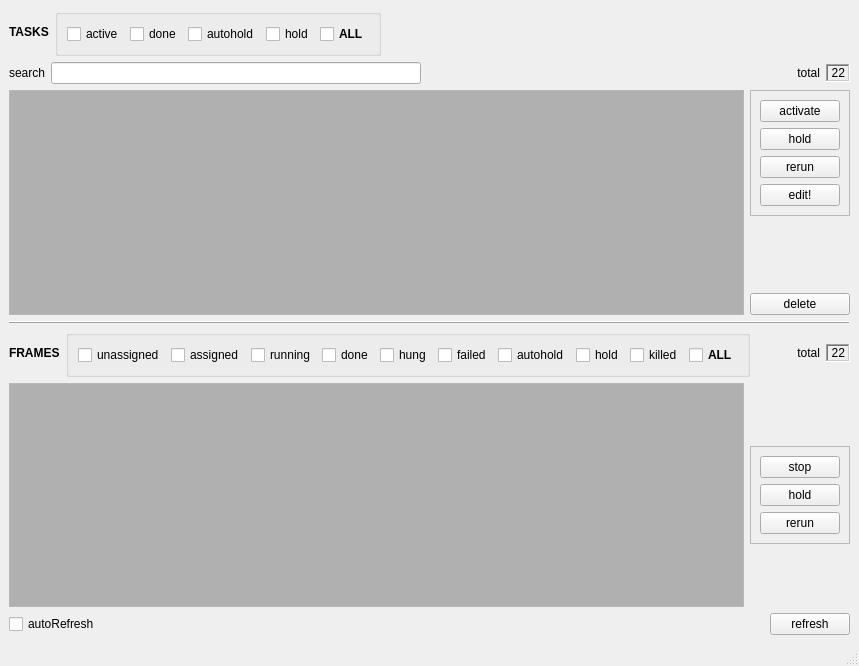
This is rbhusUI/lib/rbhusListMod.ui in aumanimationstudios/rbhus as Qt 5 draws it before an edit. The edited form follows.
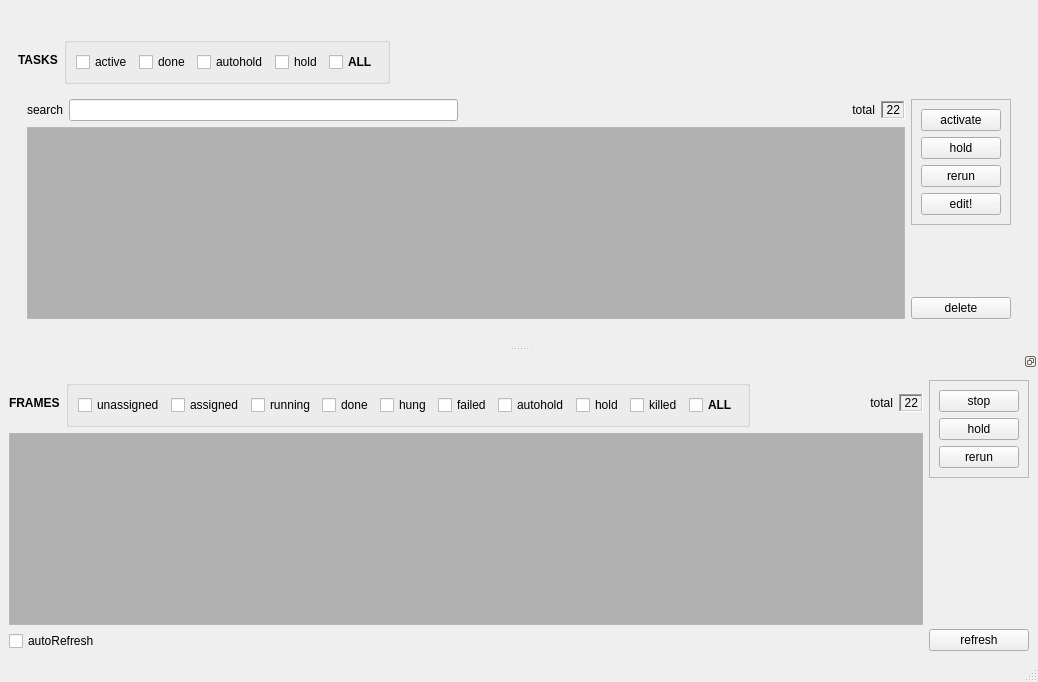
This is the edited form.

Commit message: major UI oberhaul for listing

Diff of the .ui file:
```diff
--- a/rbhusUI/lib/rbhusListMod.ui
+++ b/rbhusUI/lib/rbhusListMod.ui
@@ -9,12 +9,12 @@
    <rect>
     <x>0</x>
     <y>0</y>
-    <width>859</width>
-    <height>666</height>
+    <width>1013</width>
+    <height>662</height>
    </rect>
   </property>
   <property name="sizePolicy">
-   <sizepolicy hsizetype="MinimumExpanding" vsizetype="MinimumExpanding">
+   <sizepolicy hsizetype="Preferred" vsizetype="Preferred">
     <horstretch>0</horstretch>
     <verstretch>0</verstretch>
    </sizepolicy>
@@ -22,6 +22,15 @@
   <property name="windowTitle">
    <string>rbhusList</string>
   </property>
+  <property name="layoutDirection">
+   <enum>Qt::LeftToRight</enum>
+  </property>
+  <property name="autoFillBackground">
+   <bool>false</bool>
+  </property>
+  <property name="documentMode">
+   <bool>true</bool>
+  </property>
   <property name="dockNestingEnabled">
    <bool>true</bool>
   </property>
@@ -29,11 +38,30 @@
    <set>QMainWindow::AllowNestedDocks|QMainWindow::AllowTabbedDocks|QMainWindow::AnimatedDocks</set>
   </property>
   <widget class="QWidget" name="centralwidget">
+   <layout class="QVBoxLayout" name="verticalLayout_5">
+    <item>
+     <widget class="QDockWidget" name="dockWidgetTasks">
+      <property name="sizePolicy">
+       <sizepolicy hsizetype="MinimumExpanding" vsizetype="MinimumExpanding">
+        <horstretch>0</horstretch>
+        <verstretch>0</verstretch>
+       </sizepolicy>
+      </property>
+      <property name="features">
+       <set>QDockWidget::NoDockWidgetFeatures</set>
+      </property>
+      <widget class="QWidget" name="dockWidgetContents_2">
+       <property name="sizePolicy">
+        <sizepolicy hsizetype="MinimumExpanding" vsizetype="MinimumExpanding">
+         <horstretch>0</horstretch>
+         <verstretch>0</verstretch>
+        </sizepolicy>
+       </property>
    <layout class="QVBoxLayout" name="verticalLayout_3">
     <item>
-     <layout class="QHBoxLayout" name="horizontalLayout_5">
+         <layout class="QHBoxLayout" name="horizontalLayout_3">
       <item>
-       <widget class="QLabel" name="label_2">
+           <widget class="QLabel" name="labelTask">
         <property name="sizePolicy">
          <sizepolicy hsizetype="Fixed" vsizetype="Fixed">
           <horstretch>0</horstretch>
@@ -53,7 +81,7 @@
        </widget>
       </item>
       <item>
-       <widget class="QGroupBox" name="groupBox_2">
+           <widget class="QGroupBox" name="groupBox_3">
         <property name="sizePolicy">
          <sizepolicy hsizetype="Fixed" vsizetype="Fixed">
           <horstretch>0</horstretch>
@@ -69,7 +97,7 @@
         <property name="checkable">
          <bool>false</bool>
         </property>
-        <layout class="QGridLayout" name="gridLayout_3">
+            <layout class="QGridLayout" name="gridLayout_9">
          <item row="0" column="3">
           <widget class="QCheckBox" name="checkTHold">
            <property name="sizePolicy">
@@ -139,13 +167,13 @@
        </widget>
       </item>
       <item>
-       <spacer name="horizontalSpacer_3">
+           <spacer name="horizontalSpacer_9">
         <property name="orientation">
          <enum>Qt::Horizontal</enum>
         </property>
         <property name="sizeHint" stdset="0">
          <size>
-          <width>40</width>
+              <width>630</width>
           <height>20</height>
          </size>
         </property>
@@ -154,7 +182,15 @@
      </layout>
     </item>
     <item>
-     <layout class="QHBoxLayout" name="horizontalLayout_6">
+         <widget class="QFrame" name="frame_6">
+          <layout class="QHBoxLayout" name="horizontalLayout_9">
+           <property name="sizeConstraint">
+            <enum>QLayout::SetNoConstraint</enum>
+           </property>
+           <item>
+            <layout class="QVBoxLayout" name="verticalLayout_12">
+             <item>
+              <layout class="QHBoxLayout" name="horizontalLayout_11">
       <item>
        <widget class="QLabel" name="labelSearch">
         <property name="text">
@@ -173,7 +209,7 @@
        </widget>
       </item>
       <item>
-       <spacer name="horizontalSpacer_4">
+                <spacer name="horizontalSpacer_10">
         <property name="orientation">
          <enum>Qt::Horizontal</enum>
         </property>
@@ -189,7 +225,7 @@
        </spacer>
       </item>
       <item>
-       <widget class="QLabel" name="label_4">
+                <widget class="QLabel" name="label_2">
         <property name="sizePolicy">
          <sizepolicy hsizetype="Fixed" vsizetype="Fixed">
           <horstretch>0</horstretch>
@@ -244,11 +280,6 @@
      </layout>
     </item>
     <item>
-     <layout class="QHBoxLayout" name="horizontalLayout_3">
-      <property name="sizeConstraint">
-       <enum>QLayout::SetNoConstraint</enum>
-      </property>
-      <item>
        <widget class="QTableWidget" name="tableList">
         <property name="sizePolicy">
          <sizepolicy hsizetype="MinimumExpanding" vsizetype="MinimumExpanding">
@@ -337,10 +368,12 @@
         </attribute>
        </widget>
       </item>
+            </layout>
+           </item>
       <item>
-       <layout class="QVBoxLayout" name="verticalLayout">
+            <layout class="QVBoxLayout" name="verticalLayout_4">
         <item>
-         <widget class="QFrame" name="frame">
+              <widget class="QFrame" name="frame_7">
           <property name="sizePolicy">
            <sizepolicy hsizetype="Fixed" vsizetype="Fixed">
             <horstretch>0</horstretch>
@@ -398,7 +431,7 @@
          </widget>
         </item>
         <item>
-         <spacer name="verticalSpacer">
+              <spacer name="verticalSpacer_5">
           <property name="orientation">
            <enum>Qt::Vertical</enum>
           </property>
@@ -435,69 +468,81 @@
        </layout>
       </item>
      </layout>
-    </item>
-    <item>
-     <widget class="Line" name="line">
-      <property name="palette">
-       <palette>
-        <active>
-         <colorrole role="Button">
-          <brush brushstyle="SolidPattern">
-           <color alpha="255">
-            <red>176</red>
-            <green>176</green>
-            <blue>176</blue>
-           </color>
-          </brush>
-         </colorrole>
-        </active>
-        <inactive>
-         <colorrole role="Button">
-          <brush brushstyle="SolidPattern">
-           <color alpha="255">
-            <red>176</red>
-            <green>176</green>
-            <blue>176</blue>
-           </color>
-          </brush>
-         </colorrole>
-        </inactive>
-        <disabled>
-         <colorrole role="Button">
-          <brush brushstyle="SolidPattern">
-           <color alpha="255">
-            <red>176</red>
-            <green>176</green>
-            <blue>176</blue>
-           </color>
-          </brush>
-         </colorrole>
-        </disabled>
-       </palette>
-      </property>
-      <property name="font">
-       <font>
-        <weight>50</weight>
-        <bold>false</bold>
-       </font>
-      </property>
-      <property name="frameShadow">
-       <enum>QFrame::Raised</enum>
-      </property>
-      <property name="lineWidth">
-       <number>1</number>
-      </property>
-      <property name="orientation">
-       <enum>Qt::Horizontal</enum>
-      </property>
-     </widget>
-    </item>
+         </widget>
+        </item>
+       </layout>
+      </widget>
+     </widget>
+    </item>
+   </layout>
+  </widget>
+  <widget class="QMenuBar" name="menubar">
+   <property name="geometry">
+    <rect>
+     <x>0</x>
+     <y>0</y>
+     <width>1013</width>
+     <height>19</height>
+    </rect>
+   </property>
+  </widget>
+  <widget class="QStatusBar" name="statusbar"/>
+  <widget class="QDockWidget" name="dockWidgetFrames">
+   <property name="enabled">
+    <bool>true</bool>
+   </property>
+   <property name="sizePolicy">
+    <sizepolicy hsizetype="MinimumExpanding" vsizetype="MinimumExpanding">
+     <horstretch>0</horstretch>
+     <verstretch>0</verstretch>
+    </sizepolicy>
+   </property>
+   <property name="mouseTracking">
+    <bool>true</bool>
+   </property>
+   <property name="focusPolicy">
+    <enum>Qt::NoFocus</enum>
+   </property>
+   <property name="acceptDrops">
+    <bool>false</bool>
+   </property>
+   <property name="statusTip">
+    <string/>
+   </property>
+   <property name="layoutDirection">
+    <enum>Qt::LeftToRight</enum>
+   </property>
+   <property name="autoFillBackground">
+    <bool>false</bool>
+   </property>
+   <property name="floating">
+    <bool>false</bool>
+   </property>
+   <property name="features">
+    <set>QDockWidget::DockWidgetFloatable|QDockWidget::DockWidgetMovable</set>
+   </property>
+   <property name="allowedAreas">
+    <set>Qt::AllDockWidgetAreas</set>
+   </property>
+   <attribute name="dockWidgetArea">
+    <number>8</number>
+   </attribute>
+   <widget class="QWidget" name="dockWidgetContents_3">
+    <property name="sizePolicy">
+     <sizepolicy hsizetype="Preferred" vsizetype="Preferred">
+      <horstretch>0</horstretch>
+      <verstretch>0</verstretch>
+     </sizepolicy>
+    </property>
+    <layout class="QHBoxLayout" name="horizontalLayout_2">
     <item>
-     <layout class="QHBoxLayout" name="horizontalLayout">
+      <layout class="QVBoxLayout" name="verticalLayout_8">
       <item>
-       <widget class="QLabel" name="label_3">
+        <layout class="QHBoxLayout" name="horizontalLayout_4">
+         <item>
+          <widget class="QLabel" name="label_5">
         <property name="sizePolicy">
-         <sizepolicy hsizetype="Fixed" vsizetype="Fixed">
+            <sizepolicy hsizetype="Minimum" vsizetype="Fixed">
           <horstretch>0</horstretch>
           <verstretch>0</verstretch>
          </sizepolicy>
@@ -515,9 +560,9 @@
        </widget>
       </item>
       <item>
-       <widget class="QGroupBox" name="groupBox">
+          <widget class="QGroupBox" name="groupBox_2">
         <property name="sizePolicy">
-         <sizepolicy hsizetype="Fixed" vsizetype="Fixed">
+            <sizepolicy hsizetype="MinimumExpanding" vsizetype="Fixed">
           <horstretch>0</horstretch>
           <verstretch>0</verstretch>
          </sizepolicy>
@@ -531,11 +576,11 @@
         <property name="checkable">
          <bool>false</bool>
         </property>
-        <layout class="QGridLayout" name="gridLayout_2">
+           <layout class="QGridLayout" name="gridLayout_6">
          <item row="1" column="6">
           <widget class="QCheckBox" name="checkAutohold">
            <property name="sizePolicy">
-            <sizepolicy hsizetype="Fixed" vsizetype="Fixed">
+               <sizepolicy hsizetype="MinimumExpanding" vsizetype="Fixed">
              <horstretch>0</horstretch>
              <verstretch>0</verstretch>
             </sizepolicy>
@@ -548,7 +593,7 @@
          <item row="1" column="5">
           <widget class="QCheckBox" name="checkFailed">
            <property name="sizePolicy">
-            <sizepolicy hsizetype="Fixed" vsizetype="Fixed">
+               <sizepolicy hsizetype="MinimumExpanding" vsizetype="Fixed">
              <horstretch>0</horstretch>
              <verstretch>0</verstretch>
             </sizepolicy>
@@ -561,7 +606,7 @@
          <item row="1" column="8">
           <widget class="QCheckBox" name="checkKilled">
            <property name="sizePolicy">
-            <sizepolicy hsizetype="Fixed" vsizetype="Fixed">
+               <sizepolicy hsizetype="MinimumExpanding" vsizetype="Fixed">
              <horstretch>0</horstretch>
              <verstretch>0</verstretch>
             </sizepolicy>
@@ -574,7 +619,7 @@
          <item row="1" column="7">
           <widget class="QCheckBox" name="checkHold">
            <property name="sizePolicy">
-            <sizepolicy hsizetype="Fixed" vsizetype="Fixed">
+               <sizepolicy hsizetype="MinimumExpanding" vsizetype="Fixed">
              <horstretch>0</horstretch>
              <verstretch>0</verstretch>
             </sizepolicy>
@@ -587,7 +632,7 @@
          <item row="1" column="3">
           <widget class="QCheckBox" name="checkDone">
            <property name="sizePolicy">
-            <sizepolicy hsizetype="Fixed" vsizetype="Fixed">
+               <sizepolicy hsizetype="MinimumExpanding" vsizetype="Fixed">
              <horstretch>0</horstretch>
              <verstretch>0</verstretch>
             </sizepolicy>
@@ -600,7 +645,7 @@
          <item row="1" column="2">
           <widget class="QCheckBox" name="checkRunning">
            <property name="sizePolicy">
-            <sizepolicy hsizetype="Fixed" vsizetype="Fixed">
+               <sizepolicy hsizetype="Preferred" vsizetype="Fixed">
              <horstretch>0</horstretch>
              <verstretch>0</verstretch>
             </sizepolicy>
@@ -613,7 +658,7 @@
          <item row="1" column="1">
           <widget class="QCheckBox" name="checkAssigned">
            <property name="sizePolicy">
-            <sizepolicy hsizetype="Fixed" vsizetype="Fixed">
+               <sizepolicy hsizetype="Preferred" vsizetype="Fixed">
              <horstretch>0</horstretch>
              <verstretch>0</verstretch>
             </sizepolicy>
@@ -645,7 +690,7 @@
          <item row="1" column="0">
           <widget class="QCheckBox" name="checkUnassigned">
            <property name="sizePolicy">
-            <sizepolicy hsizetype="Fixed" vsizetype="Fixed">
+               <sizepolicy hsizetype="Preferred" vsizetype="Fixed">
              <horstretch>0</horstretch>
              <verstretch>0</verstretch>
             </sizepolicy>
@@ -658,7 +703,7 @@
          <item row="1" column="4">
           <widget class="QCheckBox" name="checkHung">
            <property name="sizePolicy">
-            <sizepolicy hsizetype="Fixed" vsizetype="Fixed">
+               <sizepolicy hsizetype="MinimumExpanding" vsizetype="Fixed">
              <horstretch>0</horstretch>
              <verstretch>0</verstretch>
             </sizepolicy>
@@ -672,10 +717,13 @@
        </widget>
       </item>
       <item>
-       <spacer name="horizontalSpacer_2">
+          <spacer name="horizontalSpacer_5">
         <property name="orientation">
          <enum>Qt::Horizontal</enum>
         </property>
+           <property name="sizeType">
+            <enum>QSizePolicy::Expanding</enum>
+           </property>
         <property name="sizeHint" stdset="0">
          <size>
           <width>40</width>
@@ -685,7 +733,7 @@
        </spacer>
       </item>
       <item>
-       <widget class="QLabel" name="label">
+          <widget class="QLabel" name="label_6">
         <property name="sizePolicy">
          <sizepolicy hsizetype="Fixed" vsizetype="Fixed">
           <horstretch>0</horstretch>
@@ -740,8 +788,6 @@
      </layout>
     </item>
     <item>
-     <layout class="QHBoxLayout" name="horizontalLayout_4">
-      <item>
        <widget class="QTableWidget" name="tableFrames">
         <property name="sizePolicy">
          <sizepolicy hsizetype="MinimumExpanding" vsizetype="MinimumExpanding">
@@ -819,7 +865,38 @@
        </widget>
       </item>
       <item>
-       <widget class="QFrame" name="frame_2">
+        <layout class="QHBoxLayout" name="horizontalLayout_7">
+         <item>
+          <widget class="QCheckBox" name="checkRefresh">
+           <property name="text">
+            <string>autoRefresh</string>
+           </property>
+          </widget>
+         </item>
+         <item>
+          <spacer name="horizontalSpacer_6">
+           <property name="orientation">
+            <enum>Qt::Horizontal</enum>
+           </property>
+           <property name="sizeHint" stdset="0">
+            <size>
+             <width>40</width>
+             <height>20</height>
+            </size>
+           </property>
+          </spacer>
+         </item>
+        </layout>
+       </item>
+      </layout>
+     </item>
+     <item>
+      <layout class="QVBoxLayout" name="verticalLayout_9">
+       <property name="sizeConstraint">
+        <enum>QLayout::SetDefaultConstraint</enum>
+       </property>
+       <item>
+        <widget class="QFrame" name="frame_3">
         <property name="sizePolicy">
          <sizepolicy hsizetype="Fixed" vsizetype="Fixed">
           <horstretch>0</horstretch>
@@ -832,7 +909,7 @@
         <property name="frameShadow">
          <enum>QFrame::Raised</enum>
         </property>
-        <layout class="QVBoxLayout" name="verticalLayout_4">
+         <layout class="QVBoxLayout" name="verticalLayout_10">
          <item>
           <widget class="QPushButton" name="frameStop">
            <property name="sizePolicy">
@@ -869,26 +946,15 @@
         </layout>
        </widget>
       </item>
-     </layout>
-    </item>
     <item>
-     <layout class="QHBoxLayout" name="horizontalLayout_2">
-      <item>
-       <widget class="QCheckBox" name="checkRefresh">
-        <property name="text">
-         <string>autoRefresh</string>
-        </property>
-       </widget>
-      </item>
-      <item>
-       <spacer name="horizontalSpacer">
+        <spacer name="verticalSpacer_3">
         <property name="orientation">
-         <enum>Qt::Horizontal</enum>
+          <enum>Qt::Vertical</enum>
         </property>
         <property name="sizeHint" stdset="0">
          <size>
-          <width>40</width>
-          <height>20</height>
+           <width>20</width>
+           <height>40</height>
          </size>
         </property>
        </spacer>
@@ -904,7 +970,7 @@
     </item>
    </layout>
   </widget>
-  <widget class="QStatusBar" name="statusBar"/>
+  </widget>
  </widget>
  <resources/>
  <connections/>
```
Left out of the diff: 8 changed lines with no effect on the pictures. Lines whose indentation alone changed are shown as unchanged. The commit also changes 5 other files.
